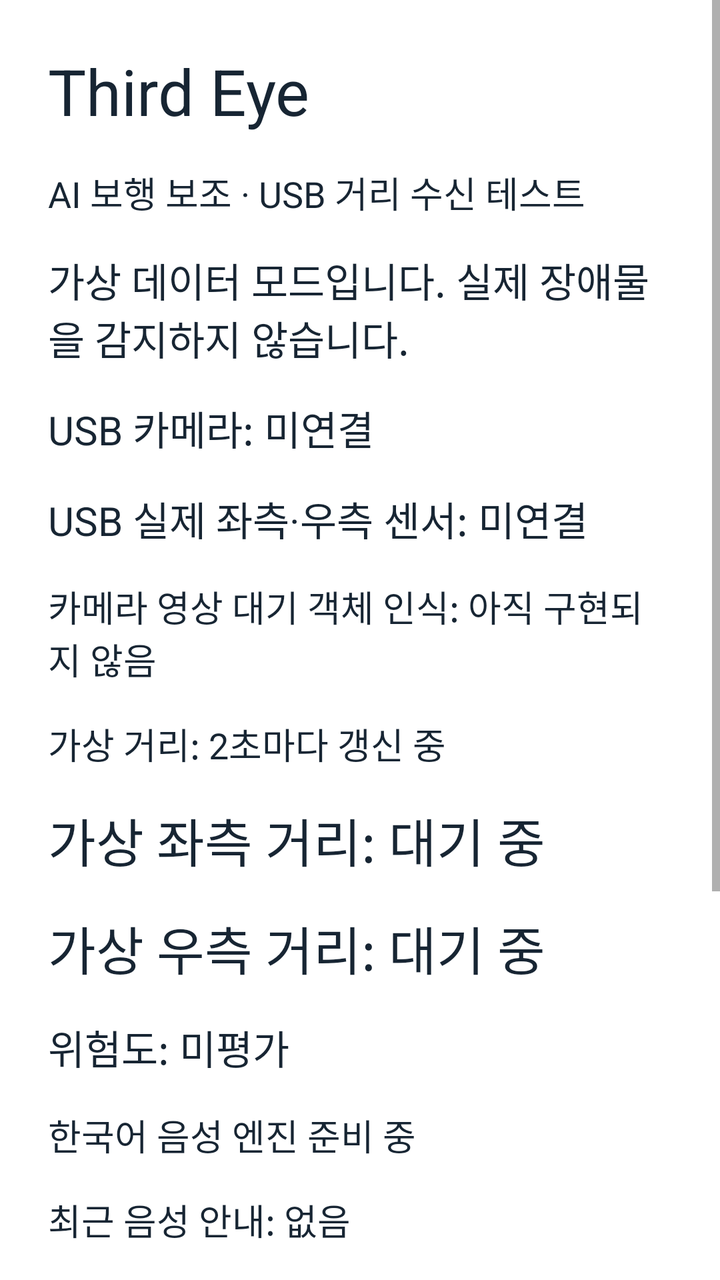
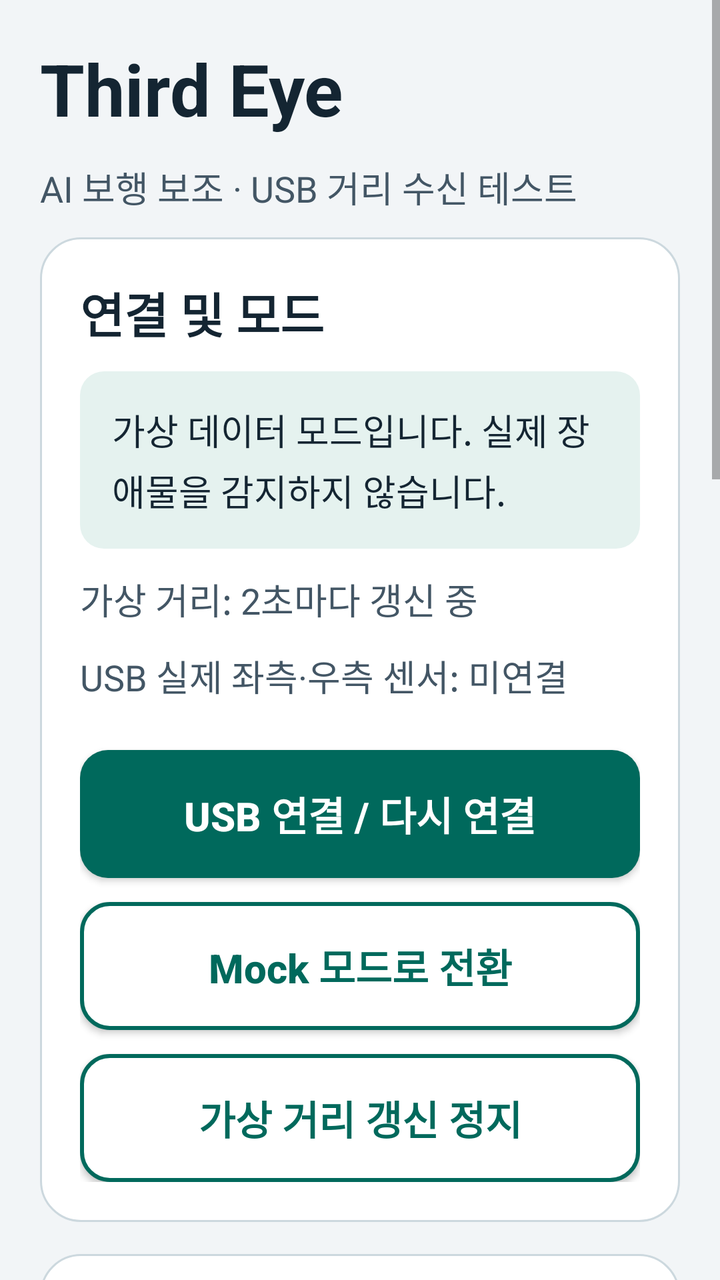

Compare the two renders of this Android layout. The source of the first and the diff that turns it into the second are given below.
<!-- AndroidManifest.xml: application theme Theme.GuideEye -->
<!-- res/layout/activity_main.xml -->
<?xml version="1.0" encoding="utf-8"?>
<ScrollView xmlns:android="http://schemas.android.com/apk/res/android"
    android:id="@+id/root" android:layout_width="match_parent" android:layout_height="match_parent"
    android:fillViewport="true">
    <LinearLayout android:layout_width="match_parent" android:layout_height="wrap_content"
        android:orientation="vertical" android:padding="24dp">
        <TextView android:id="@+id/title" android:layout_width="match_parent" android:layout_height="wrap_content"
            android:text="@string/app_name" android:textSize="32sp" android:textColor="#172533" android:paddingBottom="16dp" />
        <TextView android:id="@+id/subtitle" android:layout_width="match_parent" android:layout_height="wrap_content"
            android:text="@string/subtitle" android:textSize="18sp" android:textColor="#172533" android:paddingBottom="16dp" />
        <TextView android:id="@+id/notice" android:layout_width="match_parent" android:layout_height="wrap_content"
            android:text="@string/mock_notice" android:textSize="20sp" android:textColor="#172533" android:paddingBottom="16dp" />
        <TextView android:id="@+id/camera_status" android:layout_width="match_parent" android:layout_height="wrap_content"
            android:text="@string/camera_status" android:textSize="20sp" android:textColor="#172533" android:paddingBottom="16dp" />
        <TextView android:id="@+id/sensor_status" android:layout_width="match_parent" android:layout_height="wrap_content"
            android:text="@string/sensor_status" android:textSize="20sp" android:textColor="#172533" android:paddingBottom="16dp" />
        <TextView android:id="@+id/video" android:layout_width="match_parent" android:layout_height="wrap_content"
            android:text="@string/video_placeholder" android:textSize="18sp" android:textColor="#172533" android:paddingBottom="16dp" />
        <TextView android:id="@+id/mock_status" android:layout_width="match_parent" android:layout_height="wrap_content"
            android:text="@string/mock_running" android:textSize="18sp" android:textColor="#172533" android:paddingBottom="16dp" />
        <TextView android:id="@+id/left_distance" android:layout_width="match_parent" android:layout_height="wrap_content"
            android:text="@string/left_waiting" android:textSize="26sp" android:textColor="#172533" android:paddingBottom="16dp" />
        <TextView android:id="@+id/right_distance" android:layout_width="match_parent" android:layout_height="wrap_content"
            android:text="@string/right_waiting" android:textSize="26sp" android:textColor="#172533" android:paddingBottom="16dp" />
        <TextView android:id="@+id/risk" android:layout_width="match_parent" android:layout_height="wrap_content"
            android:text="@string/risk_pending" android:textSize="20sp" android:textColor="#172533" android:paddingBottom="16dp" />
        <TextView android:id="@+id/tts_status" android:layout_width="match_parent" android:layout_height="wrap_content"
            android:text="@string/tts_initializing" android:textSize="18sp" android:textColor="#172533" android:paddingBottom="16dp" />
        <TextView android:id="@+id/recent_speech" android:layout_width="match_parent" android:layout_height="wrap_content"
            android:text="@string/speech_idle" android:textSize="18sp" android:textColor="#172533" android:paddingBottom="16dp" />
        <Button android:id="@+id/connect_usb" android:layout_width="match_parent" android:layout_height="wrap_content"
            android:minHeight="64dp" android:text="@string/usb_connect" android:textSize="20sp" />
        <Button android:id="@+id/use_mock" android:layout_width="match_parent" android:layout_height="wrap_content"
            android:minHeight="64dp" android:text="@string/usb_mock" android:textSize="20sp" />
        <Button android:id="@+id/toggle_mock" android:layout_width="match_parent" android:layout_height="wrap_content"
            android:minHeight="64dp" android:text="@string/pause_mock" android:textSize="20sp" />
        <Button android:id="@+id/speech_test" android:layout_width="match_parent" android:layout_height="wrap_content"
            android:minHeight="64dp" android:text="@string/speech_test" android:textSize="20sp" />
    </LinearLayout>
</ScrollView>
<!-- resources referenced by this layout -->
<resources>
  <style name="Theme.GuideEye" parent="android:style/Theme.Material.Light.NoActionBar">
          <item name="android:windowBackground">#FFFFFF</item>
          <item name="android:colorAccent">#00695C</item>
      </style>
  <!-- unchanged entries left out for length: 16 -->
</resources>

<!-- the commit's change to res/layout/activity_main.xml (unified diff, before → after) -->
@@ -1,40 +1,49 @@
 <?xml version="1.0" encoding="utf-8"?>
 <ScrollView xmlns:android="http://schemas.android.com/apk/res/android"
     android:id="@+id/root" android:layout_width="match_parent" android:layout_height="match_parent"
-    android:fillViewport="true">
+    android:fillViewport="true" android:clipToPadding="false">
     <LinearLayout android:layout_width="match_parent" android:layout_height="wrap_content"
-        android:orientation="vertical" android:padding="24dp">
-        <TextView android:id="@+id/title" android:layout_width="match_parent" android:layout_height="wrap_content"
-            android:text="@string/app_name" android:textSize="32sp" android:textColor="#172533" android:paddingBottom="16dp" />
-        <TextView android:id="@+id/subtitle" android:layout_width="match_parent" android:layout_height="wrap_content"
-            android:text="@string/subtitle" android:textSize="18sp" android:textColor="#172533" android:paddingBottom="16dp" />
-        <TextView android:id="@+id/notice" android:layout_width="match_parent" android:layout_height="wrap_content"
-            android:text="@string/mock_notice" android:textSize="20sp" android:textColor="#172533" android:paddingBottom="16dp" />
-        <TextView android:id="@+id/camera_status" android:layout_width="match_parent" android:layout_height="wrap_content"
-            android:text="@string/camera_status" android:textSize="20sp" android:textColor="#172533" android:paddingBottom="16dp" />
-        <TextView android:id="@+id/sensor_status" android:layout_width="match_parent" android:layout_height="wrap_content"
-            android:text="@string/sensor_status" android:textSize="20sp" android:textColor="#172533" android:paddingBottom="16dp" />
-        <TextView android:id="@+id/video" android:layout_width="match_parent" android:layout_height="wrap_content"
-            android:text="@string/video_placeholder" android:textSize="18sp" android:textColor="#172533" android:paddingBottom="16dp" />
-        <TextView android:id="@+id/mock_status" android:layout_width="match_parent" android:layout_height="wrap_content"
-            android:text="@string/mock_running" android:textSize="18sp" android:textColor="#172533" android:paddingBottom="16dp" />
-        <TextView android:id="@+id/left_distance" android:layout_width="match_parent" android:layout_height="wrap_content"
-            android:text="@string/left_waiting" android:textSize="26sp" android:textColor="#172533" android:paddingBottom="16dp" />
-        <TextView android:id="@+id/right_distance" android:layout_width="match_parent" android:layout_height="wrap_content"
-            android:text="@string/right_waiting" android:textSize="26sp" android:textColor="#172533" android:paddingBottom="16dp" />
-        <TextView android:id="@+id/risk" android:layout_width="match_parent" android:layout_height="wrap_content"
-            android:text="@string/risk_pending" android:textSize="20sp" android:textColor="#172533" android:paddingBottom="16dp" />
-        <TextView android:id="@+id/tts_status" android:layout_width="match_parent" android:layout_height="wrap_content"
-            android:text="@string/tts_initializing" android:textSize="18sp" android:textColor="#172533" android:paddingBottom="16dp" />
-        <TextView android:id="@+id/recent_speech" android:layout_width="match_parent" android:layout_height="wrap_content"
-            android:text="@string/speech_idle" android:textSize="18sp" android:textColor="#172533" android:paddingBottom="16dp" />
-        <Button android:id="@+id/connect_usb" android:layout_width="match_parent" android:layout_height="wrap_content"
-            android:minHeight="64dp" android:text="@string/usb_connect" android:textSize="20sp" />
-        <Button android:id="@+id/use_mock" android:layout_width="match_parent" android:layout_height="wrap_content"
-            android:minHeight="64dp" android:text="@string/usb_mock" android:textSize="20sp" />
-        <Button android:id="@+id/toggle_mock" android:layout_width="match_parent" android:layout_height="wrap_content"
-            android:minHeight="64dp" android:text="@string/pause_mock" android:textSize="20sp" />
-        <Button android:id="@+id/speech_test" android:layout_width="match_parent" android:layout_height="wrap_content"
-            android:minHeight="64dp" android:text="@string/speech_test" android:textSize="20sp" />
+        android:orientation="vertical" android:padding="20dp">
+        <TextView android:id="@+id/title" style="@style/DashboardHeading"
+            android:text="@string/app_name" android:textSize="36sp" />
+        <TextView android:id="@+id/subtitle" style="@style/DashboardText" android:text="@string/subtitle" />
+
+        <LinearLayout style="@style/DashboardCard">
+            <TextView android:id="@+id/heading_connection" style="@style/DashboardHeading" android:text="@string/section_connection" />
+            <TextView android:id="@+id/notice" style="@style/DashboardText"
+                android:background="@drawable/bg_notice" android:padding="16dp"
+                android:textColor="@color/text_primary" android:text="@string/mock_notice" />
+            <TextView android:id="@+id/mock_status" style="@style/DashboardText" android:text="@string/mock_running" />
+            <TextView android:id="@+id/sensor_status" style="@style/DashboardText" android:text="@string/sensor_status" />
+            <Button android:id="@+id/connect_usb" style="@style/DashboardButton.Primary" android:text="@string/usb_connect" />
+            <Button android:id="@+id/use_mock" style="@style/DashboardButton" android:text="@string/usb_mock" />
+            <Button android:id="@+id/toggle_mock" style="@style/DashboardButton" android:text="@string/pause_mock" />
+        </LinearLayout>
+
+        <LinearLayout style="@style/DashboardCard">
+            <TextView android:id="@+id/heading_distance" style="@style/DashboardHeading" android:text="@string/section_distance" />
+            <TextView android:id="@+id/left_distance" style="@style/DashboardDistance" android:text="@string/left_waiting" />
+            <View android:layout_width="match_parent" android:layout_height="1dp" android:background="@color/surface_border"
+                android:importantForAccessibility="no" />
+            <TextView android:id="@+id/right_distance" style="@style/DashboardDistance" android:text="@string/right_waiting" />
+            <TextView android:id="@+id/risk" style="@style/DashboardText" android:text="@string/risk_pending" />
+        </LinearLayout>
+
+        <LinearLayout style="@style/DashboardCard">
+            <TextView android:id="@+id/heading_voice" style="@style/DashboardHeading" android:text="@string/section_voice" />
+            <TextView style="@style/DashboardText" android:text="@string/touch_instructions" />
+            <TextView android:id="@+id/tts_status" style="@style/DashboardText" android:text="@string/tts_initializing" />
+            <Button android:id="@+id/speech_test" style="@style/DashboardButton.Primary" android:text="@string/speech_test" />
+            <TextView style="@style/DashboardText" android:layout_marginTop="16dp" android:text="@string/accessibility_instructions" />
+            <TextView android:id="@+id/recent_speech" style="@style/DashboardText" android:layout_marginTop="16dp"
+                android:text="@string/speech_idle" />
+        </LinearLayout>
+
+        <LinearLayout style="@style/DashboardCard">
+            <TextView android:id="@+id/heading_camera" style="@style/DashboardHeading" android:text="@string/section_camera" />
+            <TextView android:id="@+id/camera_status" style="@style/DashboardText" android:text="@string/camera_status" />
+            <TextView android:id="@+id/video" style="@style/DashboardText" android:background="@drawable/bg_notice"
+                android:padding="20dp" android:gravity="center" android:text="@string/video_placeholder" />
+        </LinearLayout>
     </LinearLayout>
 </ScrollView>
<!-- resource entries referenced after the edit -->
@@ -1,9 +1,97 @@
 <!-- resources referenced by this layout -->
 <resources>
+  <color name="surface_border">#CCD8DE</color>
+  <color name="text_primary">#142532</color>
+  <!-- drawable bg_notice (drawable) -->
+  <shape xmlns:android="http://schemas.android.com/apk/res/android">
+      <solid android:color="@color/notice_background" />
+      <corners android:radius="12dp" />
+  </shape>
+  <string name="accessibility_instructions">TalkBack 사용 중에는 기본 탐색과 두 번 탭으로 실행합니다. 버튼 이름은 한국어 음성 준비 후 안내되며, 진동은 기기의 터치 진동 설정을 따릅니다.</string>
+  <string name="section_camera">카메라 및 객체 인식</string>
+  <string name="section_connection">연결 및 모드</string>
+  <string name="section_distance">좌우 거리</string>
+  <string name="section_voice">음성 안내</string>
+  <string name="touch_instructions">버튼을 누르면 이름과 진동을 안내하고, 손을 떼면 실행합니다. 취소하려면 버튼 밖으로 손을 옮긴 뒤 떼세요.</string>
+  <style name="DashboardButton">
+          <item name="android:layout_width">match_parent</item>
+          <item name="android:layout_height">wrap_content</item>
+          <item name="android:minHeight">64dp</item>
+          <item name="android:layout_marginTop">12dp</item>
+          <item name="android:padding">16dp</item>
+          <item name="android:textSize">20sp</item>
+          <item name="android:textStyle">bold</item>
+          <item name="android:textAllCaps">false</item>
+          <item name="android:backgroundTint">@null</item>
+          <item name="android:background">@drawable/bg_button_secondary</item>
+          <item name="android:textColor">@color/accent</item>
+      </style>
+  <style name="DashboardButton.Primary" parent="DashboardButton">
+          <item name="android:background">@drawable/bg_button_primary</item>
+          <item name="android:textColor">@color/button_primary_text</item>
+      </style>
+  <style name="DashboardCard">
+          <item name="android:layout_width">match_parent</item>
+          <item name="android:layout_height">wrap_content</item>
+          <item name="android:layout_marginBottom">16dp</item>
+          <item name="android:orientation">vertical</item>
+          <item name="android:padding">20dp</item>
+          <item name="android:background">@drawable/bg_surface</item>
+      </style>
+  <style name="DashboardDistance" parent="DashboardText">
+          <item name="android:textSize">28sp</item>
+          <item name="android:textStyle">bold</item>
+          <item name="android:textColor">@color/text_primary</item>
+          <item name="android:paddingTop">12dp</item>
+          <item name="android:paddingBottom">12dp</item>
+      </style>
+  <style name="DashboardHeading" parent="DashboardText">
+          <item name="android:textSize">24sp</item>
+          <item name="android:textStyle">bold</item>
+          <item name="android:textColor">@color/text_primary</item>
+      </style>
+  <style name="DashboardText">
+          <item name="android:layout_width">match_parent</item>
+          <item name="android:layout_height">wrap_content</item>
+          <item name="android:textSize">18sp</item>
+          <item name="android:textColor">@color/text_secondary</item>
+          <item name="android:lineSpacingExtra">4dp</item>
+          <item name="android:layout_marginBottom">12dp</item>
+      </style>
   <style name="Theme.GuideEye" parent="android:style/Theme.Material.Light.NoActionBar">
-          <item name="android:windowBackground">#FFFFFF</item>
-          <item name="android:colorAccent">#00695C</item>
+          <item name="android:windowBackground">@color/screen_background</item>
+          <item name="android:colorAccent">@color/accent</item>
+          <item name="android:windowLightStatusBar">true</item>
+          <item name="android:navigationBarColor">@color/text_primary</item>
       </style>
+  <color name="notice_background">#E5F2EF</color>
+  <!-- drawable bg_button_secondary (drawable) -->
+  <ripple xmlns:android="http://schemas.android.com/apk/res/android" android:color="#3300695C">
+      <item><shape>
+          <solid android:color="@color/surface" />
+          <corners android:radius="14dp" />
+          <stroke android:width="2dp" android:color="@color/accent" />
+      </shape></item>
+  </ripple>
+  <color name="accent">#00695C</color>
+  <!-- drawable bg_button_primary (drawable) -->
+  <selector xmlns:android="http://schemas.android.com/apk/res/android">
+      <item android:state_enabled="false"><shape>
+          <solid android:color="#DFE6E9" /><corners android:radius="14dp" />
+      </shape></item>
+      <item><ripple android:color="#33FFFFFF"><item><shape>
+          <solid android:color="@color/accent" /><corners android:radius="14dp" />
+      </shape></item></ripple></item>
+  </selector>
+  <!-- drawable bg_surface (drawable) -->
+  <shape xmlns:android="http://schemas.android.com/apk/res/android">
+      <solid android:color="@color/surface" />
+      <corners android:radius="20dp" />
+      <stroke android:width="1dp" android:color="@color/surface_border" />
+  </shape>
+  <color name="text_secondary">#435665</color>
+  <color name="screen_background">#F2F5F7</color>
+  <color name="surface">#FFFFFF</color>
   <!-- unchanged entries left out for length: 16 -->
 </resources>
 
